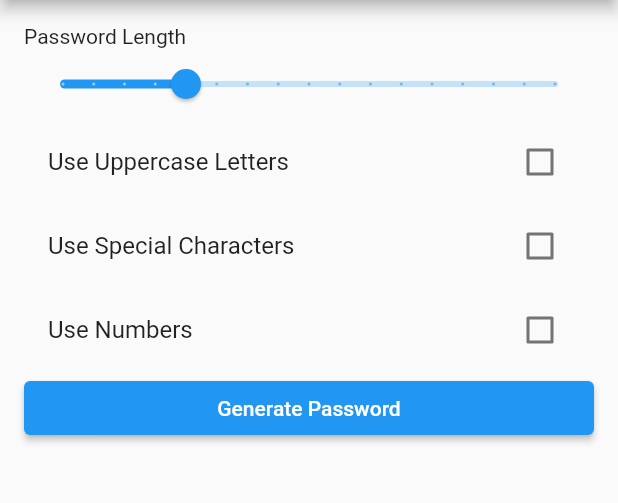
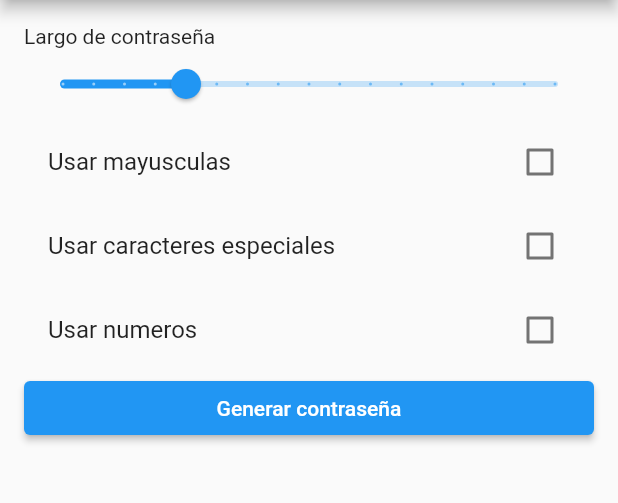
Before and after one commit to Maxtro2002/Password-Genetaror, a Flutter app: the screen it shows after launch, on a phone screen of 412 x 824 dp, the part 84-587 px from its top. Run offline on Flutter 3.47's test engine with Material 2 defaults, Android fonts, the phone set to English and light mode, and no system bars.

Commit message:
Update PasswordGenerator.dart

```diff
--- a/lib/PasswordGenerator.dart
+++ b/lib/PasswordGenerator.dart
@@ -61,7 +61,7 @@ class _PasswordGeneratorState extends State<PasswordGenerator> {
           child: Column(
             crossAxisAlignment: CrossAxisAlignment.stretch,
             children: <Widget>[
-              Text("Password Length"),
+              Text("Largo de contraseña"),
               Slider(
                 min: 4,
                 max: 20,
@@ -75,7 +75,7 @@ class _PasswordGeneratorState extends State<PasswordGenerator> {
                 label: _length.toString(),
               ),
               CheckboxListTile(
-                title: Text("Use Uppercase Letters"),
+                title: Text("Usar mayusculas"),
                 value: _useUppercase,
                 onChanged: (value) {
                   setState(() {
@@ -84,7 +84,7 @@ class _PasswordGeneratorState extends State<PasswordGenerator> {
                 },
               ),
               CheckboxListTile(
-                title: Text("Use Special Characters"),
+                title: Text("Usar caracteres especiales"),
                 value: _useSpecialChars,
                 onChanged: (value) {
                   setState(() {
@@ -93,7 +93,7 @@ class _PasswordGeneratorState extends State<PasswordGenerator> {
                 },
               ),
               CheckboxListTile(
-                title: Text("Use Numbers"),
+                title: Text("Usar numeros"),
                 value: _useNumbers,
                 onChanged: (value) {
                   setState(() {
@@ -103,7 +103,7 @@ class _PasswordGeneratorState extends State<PasswordGenerator> {
               ),
               ElevatedButton(
                 onPressed: _generatePassword,
-                child: Text("Generate Password"),
+                child: Text("Generar contraseña"),
               ),
               SizedBox(height: 16.0),
               SelectableText(
```
